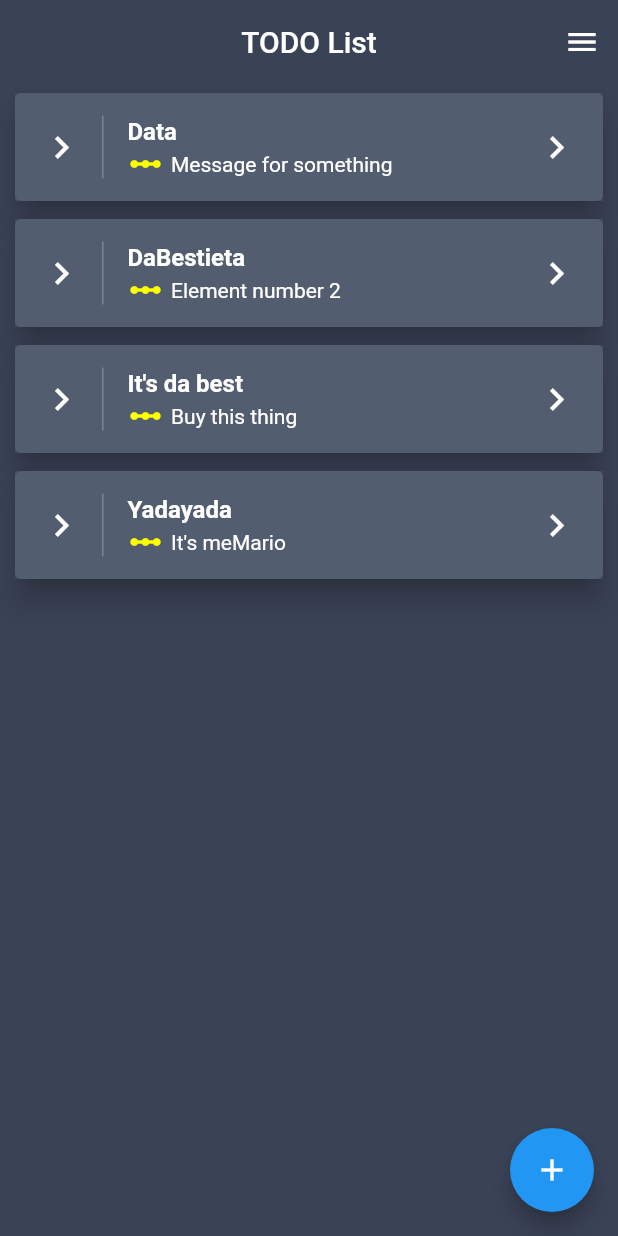
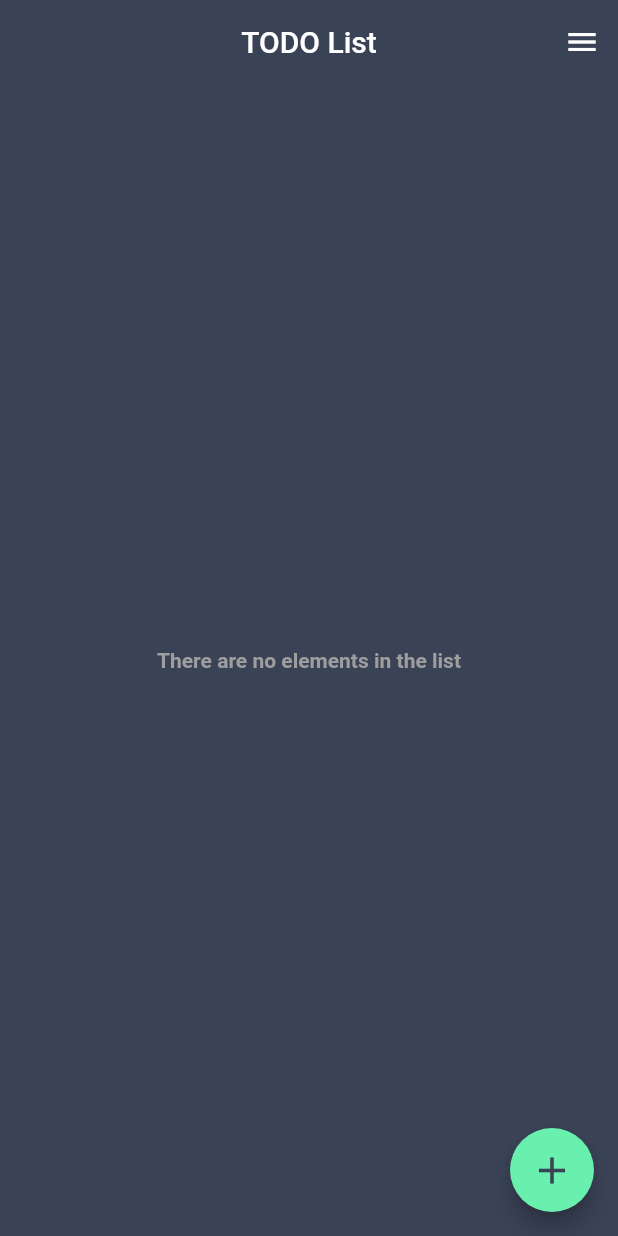
Before and after one commit to JonathanGiovanny/FlutterBaseFirebase, a Flutter app: the screen it shows after launch, on a phone screen of 412 x 824 dp. Run offline on Flutter 3.47's test engine with Material 2 defaults, Android fonts, the phone set to English and light mode, and no system bars; our stand-ins replace flutter_animation_progress_bar, flutter_redux, redux.

Commit message:
[Initial] Add functionality to TODO list

```diff
--- a/lib/MyApp.dart
+++ b/lib/MyApp.dart
@@ -1,6 +1,7 @@
 import 'package:crud_test/com/flutter/component/components.dart';
 import 'package:crud_test/com/flutter/model/models.dart';
 import 'package:crud_test/com/flutter/reducer/AppReducers.dart';
+import 'package:crud_test/com/flutter/util/Constants.dart';
 import 'package:flutter/material.dart';
 import 'package:flutter_redux/flutter_redux.dart';
 import 'package:redux/redux.dart';
@@ -17,8 +18,14 @@ class MyApp extends StatelessWidget {
       store: createStore,
       child: MaterialApp(
         title: 'MyApp Demo',
+        darkTheme: ThemeData.dark(),
         theme: ThemeData(
-          primaryColor: Color.fromRGBO(58, 66, 86, 1.0),
+          primaryColor: Constants.BG_COLOR,
+          inputDecorationTheme: InputDecorationTheme(
+            labelStyle: TextStyle(
+              color: Colors.white,
+            ),
+          ),
         ),
         home: HomeComponent(),
         routes: {'/create-element': (context) => CreateElementComponent()},
--- a/lib/com/flutter/action/AppActions.dart
+++ b/lib/com/flutter/action/AppActions.dart
@@ -1 +1 @@
-enum Actions { AddItemAction, ToggleItemStateAction }
+//enum Actions { AddItemAction, ToggleItemStateAction }
--- a/lib/com/flutter/action/CartActions.dart
+++ /dev/null
@@ -1,13 +0,0 @@
-import 'package:crud_test/com/flutter/model/Item.dart';
-
-class AddItemAction {
-  final Item item;
-
-  AddItemAction(this.item);
-}
-
-class ToggleItemStateAction {
-  final Item item;
-
-  ToggleItemStateAction(this.item);
-}
--- /dev/null
+++ b/lib/com/flutter/action/ListActions.dart
@@ -0,0 +1,20 @@
+import 'package:crud_test/com/flutter/model/Item.dart';
+
+class AddItemAction {
+  final Item item;
+
+  AddItemAction(this.item);
+}
+
+class ReorderItemAction {
+  final int oldIndex;
+  final int newIndex;
+
+  ReorderItemAction(this.oldIndex, this.newIndex);
+}
+
+class DeleteItemAction {
+  final int position;
+
+  DeleteItemAction(this.position);
+}
--- /dev/null
+++ b/lib/com/flutter/action/actions.dart
@@ -0,0 +1 @@
+export 'ListActions.dart';
--- a/lib/com/flutter/component/Home/HomeComponent.dart
+++ b/lib/com/flutter/component/Home/HomeComponent.dart
@@ -1,4 +1,5 @@
 import 'package:crud_test/com/flutter/component/Home/ListComponent.dart';
+import 'package:crud_test/com/flutter/util/Constants.dart';
 import 'package:flutter/material.dart';
 
 class HomeComponent extends StatelessWidget {
@@ -6,14 +7,10 @@ class HomeComponent extends StatelessWidget {
   @override
   Widget build(BuildContext context) {
     return Scaffold(
-      backgroundColor: Color.fromRGBO(58, 66, 86, 1.0),
+      backgroundColor: Constants.BG_COLOR,
       appBar: appBar,
       body: ListComponent(),
-      floatingActionButton: FloatingActionButton(
-          child: Icon(Icons.add),
-          onPressed: () {
-            Navigator.pushNamed(context, '/create-element');
-          }),
+      floatingActionButton: floatingButton(context),
     );
   }
 
@@ -21,7 +18,7 @@ class HomeComponent extends StatelessWidget {
     centerTitle: true,
     title: Text('TODO List'),
     elevation: 0.1,
-    backgroundColor: Color.fromRGBO(58, 66, 86, 1.0),
+    backgroundColor: Constants.BG_COLOR,
     actions: <Widget>[
       IconButton(
         icon: Icon(Icons.menu),
@@ -29,4 +26,15 @@ class HomeComponent extends StatelessWidget {
       )
     ],
   );
+
+  floatingButton(BuildContext context) => FloatingActionButton(
+      backgroundColor: Colors.greenAccent,
+      child: Icon(
+        Icons.add,
+        color: Constants.BG_COLOR,
+        size: 30,
+      ),
+      onPressed: () {
+        Navigator.of(context).pushNamed('/create-element');
+      });
 }
--- a/lib/com/flutter/component/Home/ListComponent.dart
+++ b/lib/com/flutter/component/Home/ListComponent.dart
@@ -1,5 +1,9 @@
+import 'package:crud_test/com/flutter/action/actions.dart';
+import 'package:crud_test/com/flutter/model/RelevanceEnum.dart';
 import 'package:crud_test/com/flutter/model/models.dart';
+import 'package:crud_test/com/flutter/util/Constants.dart';
 import 'package:flutter/material.dart';
+import 'package:flutter_animation_progress_bar/flutter_animation_progress_bar.dart';
 import 'package:redux/redux.dart';
 import 'package:flutter_redux/flutter_redux.dart';
 
@@ -9,55 +13,139 @@ class ListComponent extends StatelessWidget {
     return StoreConnector(
       converter: (Store<AppState> store) => store.state.items,
       builder: (BuildContext context, List<Item> items) {
-        return ListView.builder(
-            itemCount: items.length,
-            itemBuilder: (context, index) {
-              return buildRow(items[index]);
-            });
+        return items.isEmpty
+            ? buildEmptyMessage
+            : buildListComponent(items, context);
       },
     );
   }
 
-  buildRow(Item item) {
-    final listTileElement = ListTile(
-      leading: buildLeading(),
+  final buildEmptyMessage = Center(
+    child: Text(
+      'There are no elements in the list',
+      style: TextStyle(color: Colors.grey, fontWeight: FontWeight.bold),
+    ),
+  );
+
+  buildListComponent(List<Item> items, BuildContext context) {
+    return ReorderableListView(
+      children: items
+          .asMap()
+          .entries
+          .map((entry) => buildDismissable(context, entry.key, entry.value))
+          .toList(),
+      onReorder: (oldIndex, newIndex) =>
+          updateMyItems(context, oldIndex, newIndex),
+    );
+  }
+
+  Widget buildDismissable(BuildContext context, int position, Item item) =>
+      Dismissible(
+        key: Key(item.hashCode.toString()),
+        child: buildRow(item),
+        background: Container(
+          color: Colors.grey,
+          child: deleteBackground,
+          alignment: Alignment(-0.1, 0),
+        ),
+        onDismissed: (direction) => deleteItem(context, position),
+      );
+
+  final deleteBackground = Row(
+    children: <Widget>[
+      Container(
+        padding: EdgeInsets.only(left: 10, right: 5),
+        child: Icon(
+          Icons.delete,
+          color: Constants.BG_COLOR,
+        ),
+      ),
+      Text(
+        'Delete',
+        style: TextStyle(color: Constants.BG_COLOR),
+      )
+    ],
+  );
+
+  Widget buildRow(Item item) {
+    final listTileElement = ExpansionTile(
+      leading: buildLeading(item.relevance),
       title: Text(
         item.name,
         style: TextStyle(color: Colors.white, fontWeight: FontWeight.bold),
       ),
       subtitle: Row(
-        children: <Widget>[
-          Container(
-            padding: EdgeInsets.only(right: 5),
-            child: Icon(Icons.linear_scale, color: Colors.yellowAccent),
-          ),
-          Text(item.description, style: TextStyle(color: Colors.white))
-        ],
+        children: buildRowContent(item.description),
       ),
-      trailing: buildTrailing(),
+      children: buildExpansionCard(item.description),
     );
 
     return Card(
       elevation: 8,
       margin: EdgeInsets.symmetric(horizontal: 10.0, vertical: 6.0),
       child: Container(
-        decoration: BoxDecoration(color: Color.fromRGBO(64, 75, 96, .9)),
+        decoration: BoxDecoration(
+          color: Color.fromRGBO(64, 75, 96, .9),
+        ),
         child: listTileElement,
       ),
     );
   }
 
-  buildLeading() {
-    return Container(
-      padding: EdgeInsets.only(top: 6.0, right: 12.0, bottom: 6.0),
-      decoration: new BoxDecoration(
+  buildLeading(Relevance level) => Container(
+        width: 50,
+        padding: EdgeInsets.only(top: 6.0, right: 12.0, bottom: 6.0),
+        decoration: new BoxDecoration(
           border: new Border(
-              right: new BorderSide(width: 1.0, color: Colors.white24))),
-      child: Icon(Icons.keyboard_arrow_right, color: Colors.white, size: 30.0),
-    );
-  }
+              right: new BorderSide(width: 1.0, color: Colors.white24)),
+        ),
+        child: Center(
+          child: FAProgressBar(
+            direction: Axis.vertical,
+            verticalDirection: VerticalDirection.up,
+            borderRadius: 0,
+            progressColor: level.getColor,
+            currentValue: level.getValue,
+          ),
+        ),
+      );
 
-  buildTrailing() {
-    return Icon(Icons.keyboard_arrow_right, color: Colors.white, size: 30.0);
-  }
+  List<Widget> buildRowContent(String description) => [
+        Container(
+          padding: EdgeInsets.only(right: 5),
+          child: Icon(
+            Icons.fiber_manual_record,
+            color: Colors.yellowAccent,
+            size: 15,
+          ),
+        ),
+        Container(
+          width: 200,
+          child: Text(
+            description,
+            overflow: TextOverflow.ellipsis,
+            style: TextStyle(color: Colors.white),
+          ),
+        )
+      ];
+
+  List<Widget> buildExpansionCard(String description) => [
+        Container(
+          padding: EdgeInsets.only(left: 12.0, bottom: 6.0),
+          child: Text(
+            description,
+            style: TextStyle(color: Colors.white, fontSize: 15),
+          ),
+        ),
+      ];
+
+  void updateMyItems(BuildContext context, int oldIndex, int newIndex) =>
+      StoreProvider.of<AppState>(context).dispatch(
+        ReorderItemAction(oldIndex, newIndex),
+      );
+
+  void deleteItem(BuildContext context, int position) =>
+      StoreProvider.of<AppState>(context).dispatch(
+        DeleteItemAction(position),
+      );
 }
--- a/lib/com/flutter/model/AppState.dart
+++ b/lib/com/flutter/model/AppState.dart
@@ -9,14 +9,7 @@ class AppState {
     @required this.items,
   });
 
-  //AppState.initialState() : items = List.unmodifiable([]);
-  AppState.initialState()
-      : items = [
-          Item(name: 'Data', description: 'Message for something'),
-          Item(name: 'DaBestieta', description: 'Element number 2'),
-          Item(name: 'It\'s da best', description: 'Buy this thing'),
-          Item(name: 'Yadayada', description: 'It\'s meMario'),
-        ];
+  AppState.initialState() : items = List.unmodifiable([]);
 
   @override
   String toString() {
--- a/lib/com/flutter/model/Item.dart
+++ b/lib/com/flutter/model/Item.dart
@@ -1,9 +1,20 @@
+import 'package:crud_test/com/flutter/model/RelevanceEnum.dart';
 import 'package:flutter/widgets.dart';
 
 class Item {
   int id;
   String name;
   String description;
+  Relevance relevance;
 
-  Item({this.id, @required this.name, @required this.description});
+  Item(
+      {this.id,
+      @required this.name,
+      @required this.description,
+      this.relevance});
+
+  @override
+  String toString() {
+    return 'Item {id: $id, name: $name, description: $description, relevance: $relevance}';
+  }
 }
--- /dev/null
+++ b/lib/com/flutter/model/RelevanceEnum.dart
@@ -0,0 +1,18 @@
+import 'package:flutter/material.dart';
+
+class Relevance {
+  final int _value;
+  final Color _color;
+
+  const Relevance._internal(this._value, this._color);
+
+  static const LEVEL_HIGH = const Relevance._internal(100, Colors.red);
+  static const LEVEL_MEDIUM = const Relevance._internal(50, Colors.yellow);
+  static const LEVEL_LOW = const Relevance._internal(10, Colors.green);
+
+  int get getValue => _value;
+  Color get getColor => _color;
+
+  @override
+  toString() => 'Relevance.($_value _ $_color)';
+}
--- a/lib/com/flutter/reducer/ItemReducer.dart
+++ b/lib/com/flutter/reducer/ItemReducer.dart
@@ -1,18 +1,19 @@
-import 'package:crud_test/com/flutter/action/CartActions.dart';
-import 'package:crud_test/com/flutter/model/Item.dart';
+import 'package:crud_test/com/flutter/action/actions.dart';
+import 'package:crud_test/com/flutter/model/models.dart';
+import 'package:crud_test/com/flutter/service/services.dart';
 import 'package:redux/redux.dart';
 
 final Reducer<List<Item>> itemsReducer = combineReducers<List<Item>>([
   TypedReducer(addItem),
-  TypedReducer(toggleItemState),
+  TypedReducer(reorderItem),
+  TypedReducer(deleteItem),
 ]);
 
-List<Item> addItem(List<Item> itemState, AddItemAction action) {
-  return List.from(itemState)..add(action.item);
-}
+List<Item> addItem(List<Item> itemState, AddItemAction action) =>
+    ItemService().addItem(itemState, action.item);
 
-List<Item> toggleItemState(List<Item> itemState, ToggleItemStateAction action) {
-  return itemState
-      .map((item) => item.id == action.item.id ? action.item : item)
-      .toList();
-}
+List<Item> reorderItem(List<Item> itemState, ReorderItemAction action) =>
+    ItemService().reorderItem(itemState, action.oldIndex, action.newIndex);
+
+List<Item> deleteItem(List<Item> itemState, DeleteItemAction action) =>
+    ItemService().deleteItem(itemState, action.position);
--- /dev/null
+++ b/lib/com/flutter/service/services.dart
@@ -0,0 +1 @@
+export 'ItemService.dart';
--- /dev/null
+++ b/lib/com/flutter/util/Constants.dart
@@ -0,0 +1,5 @@
+import 'package:flutter/widgets.dart';
+
+class Constants {
+  static const Color BG_COLOR = Color.fromRGBO(58, 66, 86, 1.0);
+}
--- a/pubspec.yaml
+++ b/pubspec.yaml
@@ -19,6 +19,7 @@ dependencies:
   # Use with the CupertinoIcons class for iOS style icons.
   cupertino_icons: ^0.1.2
   flutter_redux: ^0.6.0
+  flutter_animation_progress_bar: ^1.0.0
 
 dev_dependencies:
   flutter_test:
```
Also changed, not shown: lib/MyHomePage.dart (deleted, +0 -57 lines), lib/com/flutter/component/Create/CreateElementComponent.dart (+91 -3 lines), lib/com/flutter/service/ItemService.dart (added, +65 -0 lines).
